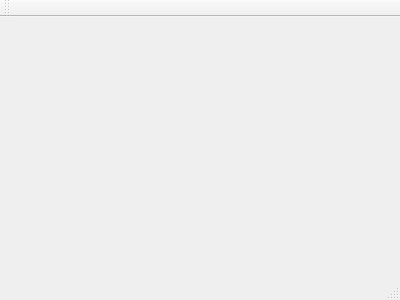
Old version of the form mainwindow.ui in the repository spsancti/diploma-tree-trainer.
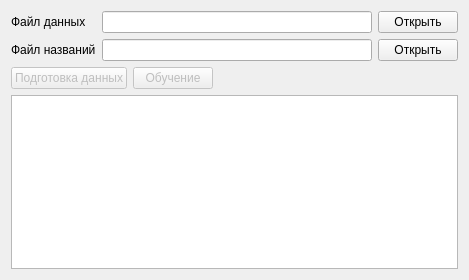
New version of the form.

Diff of the .ui file:
```diff
--- a/mainwindow.ui
+++ b/mainwindow.ui
@@ -1,24 +1,125 @@
 <ui version="4.0">
  <class>MainWindow</class>
- <widget class="QMainWindow" name="MainWindow" >
-  <property name="geometry" >
+ <widget class="QMainWindow" name="MainWindow">
+  <property name="geometry">
    <rect>
     <x>0</x>
     <y>0</y>
-    <width>400</width>
-    <height>300</height>
+    <width>469</width>
+    <height>280</height>
    </rect>
   </property>
   <property name="windowTitle" >
    <string>MainWindow</string>
   </property>
-  <widget class="QMenuBar" name="menuBar" />
-  <widget class="QToolBar" name="mainToolBar" />
-  <widget class="QWidget" name="centralWidget" />
-  <widget class="QStatusBar" name="statusBar" />
+  <widget class="QWidget" name="centralWidget">
+   <layout class="QGridLayout" name="gridLayout_2">
+    <item row="0" column="0">
+     <layout class="QVBoxLayout" name="verticalLayout">
+      <property name="sizeConstraint">
+       <enum>QLayout::SetDefaultConstraint</enum>
+      </property>
+      <item>
+       <layout class="QGridLayout" name="gridLayout">
+        <item row="0" column="0">
+         <widget class="QLabel" name="label">
+          <property name="text">
+           <string>Файл данных</string>
+          </property>
+         </widget>
+        </item>
+        <item row="0" column="1">
+         <widget class="QLineEdit" name="leData">
+          <property name="enabled">
+           <bool>true</bool>
+          </property>
+          <property name="readOnly">
+           <bool>true</bool>
+          </property>
+         </widget>
+        </item>
+        <item row="0" column="2">
+         <widget class="QPushButton" name="pbOpenData">
+          <property name="text">
+           <string>Открыть</string>
+          </property>
+         </widget>
+        </item>
+        <item row="1" column="0">
+         <widget class="QLabel" name="label_2">
+          <property name="text">
+           <string>Файл названий</string>
+          </property>
+         </widget>
+        </item>
+        <item row="1" column="1">
+         <widget class="QLineEdit" name="leNames">
+          <property name="enabled">
+           <bool>true</bool>
+          </property>
+          <property name="readOnly">
+           <bool>true</bool>
+          </property>
+         </widget>
+        </item>
+        <item row="1" column="2">
+         <widget class="QPushButton" name="pbOpenNames">
+          <property name="text">
+           <string>Открыть</string>
+          </property>
+         </widget>
+        </item>
+       </layout>
+      </item>
+      <item>
+       <layout class="QFormLayout" name="formLayout">
+        <item row="0" column="0">
+         <widget class="QPushButton" name="pbPrepare">
+          <property name="enabled">
+           <bool>false</bool>
+          </property>
+          <property name="sizePolicy">
+           <sizepolicy hsizetype="Fixed" vsizetype="Fixed">
+            <horstretch>0</horstretch>
+            <verstretch>0</verstretch>
+           </sizepolicy>
+          </property>
+          <property name="text">
+           <string>Подготовка данных</string>
+          </property>
+         </widget>
+        </item>
+        <item row="0" column="1">
+         <widget class="QPushButton" name="pbStartLearn">
+          <property name="enabled">
+           <bool>false</bool>
+          </property>
+          <property name="sizePolicy">
+           <sizepolicy hsizetype="Fixed" vsizetype="Fixed">
+            <horstretch>0</horstretch>
+            <verstretch>0</verstretch>
+           </sizepolicy>
+          </property>
+          <property name="text">
+           <string>Обучение</string>
+          </property>
+         </widget>
+        </item>
+       </layout>
+      </item>
+      <item>
+       <widget class="QTextBrowser" name="tbLogs">
+        <property name="enabled">
+         <bool>true</bool>
+        </property>
+       </widget>
+      </item>
+     </layout>
+    </item>
+   </layout>
+  </widget>
  </widget>
- <layoutDefault spacing="6" margin="11" />
- <pixmapfunction></pixmapfunction>
+ <layoutdefault spacing="6" margin="11"/>
  <resources/>
  <connections/>
 </ui>
```
Left out of the diff: 3 changed lines with no effect on the pictures.
